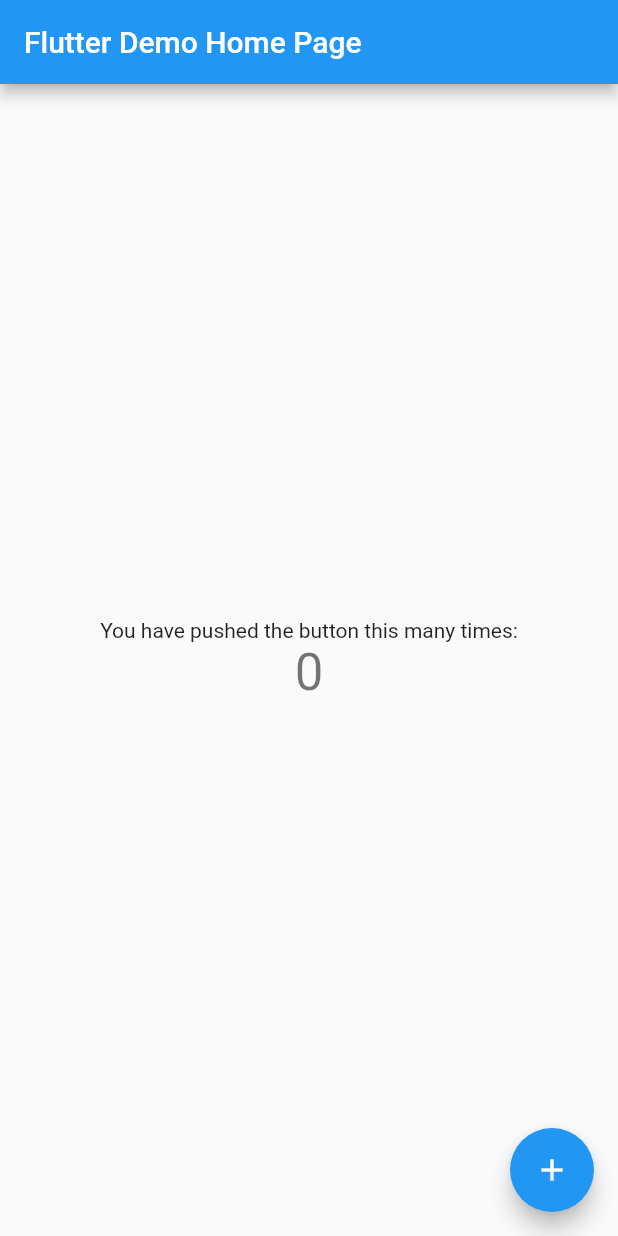
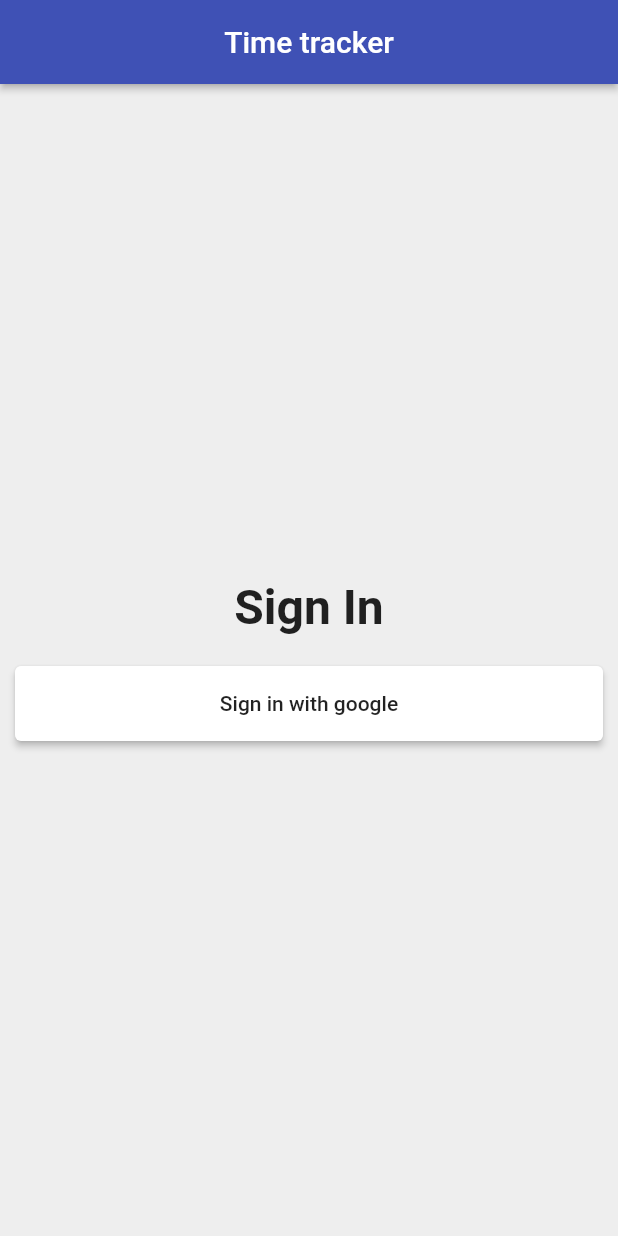
Before and after one commit to aynaitlamine/first_flutter_app, a Flutter app: the screen it shows after launch, on a phone screen of 412 x 824 dp. Run offline on Flutter 3.47's test engine with Material 2 defaults, Android fonts, the phone set to English and light mode, and no system bars.

Commit message:
Add sign in screen

```diff
--- a/lib/main.dart
+++ b/lib/main.dart
@@ -1,3 +1,4 @@
+import 'package:first_flutter_app/screens/signin_screen.dart';
 import 'package:flutter/material.dart';
 
 void main() {
@@ -7,109 +8,11 @@ void main() {
 class MyApp extends StatelessWidget {
   const MyApp({Key? key}) : super(key: key);
 
-  // This widget is the root of your application.
   @override
   Widget build(BuildContext context) {
     return MaterialApp(
-      title: 'Flutter Demo',
-      theme: ThemeData(
-        // This is the theme of your application.
-        //
-        // Try running your application with "flutter run". You'll see the
-        // application has a blue toolbar. Then, without quitting the app, try
-        // changing the primarySwatch below to Colors.green and then invoke
-        // "hot reload" (press "r" in the console where you ran "flutter run",
-        // or simply save your changes to "hot reload" in a Flutter IDE).
-        // Notice that the counter didn't reset back to zero; the application
-        // is not restarted.
-        primarySwatch: Colors.blue,
-      ),
-      home: const MyHomePage(title: 'Flutter Demo Home Page'),
-    );
+        title: 'Time tracker',
+        theme: ThemeData(primarySwatch: Colors.indigo),
+        home: const SignIn());
   }
 }
-
-class MyHomePage extends StatefulWidget {
-  const MyHomePage({Key? key, required this.title}) : super(key: key);
-
-  // This widget is the home page of your application. It is stateful, meaning
-  // that it has a State object (defined below) that contains fields that affect
-  // how it looks.
-
-  // This class is the configuration for the state. It holds the values (in this
-  // case the title) provided by the parent (in this case the App widget) and
-  // used by the build method of the State. Fields in a Widget subclass are
-  // always marked "final".
-
-  final String title;
-
-  @override
-  State<MyHomePage> createState() => _MyHomePageState();
-}
-
-class _MyHomePageState extends State<MyHomePage> {
-  int _counter = 0;
-
-  void _incrementCounter() {
-    setState(() {
-      // This call to setState tells the Flutter framework that something has
-      // changed in this State, which causes it to rerun the build method below
-      // so that the display can reflect the updated values. If we changed
-      // _counter without calling setState(), then the build method would not be
-      // called again, and so nothing would appear to happen.
-      _counter++;
-    });
-  }
-
-  @override
-  Widget build(BuildContext context) {
-    // This method is rerun every time setState is called, for instance as done
-    // by the _incrementCounter method above.
-    //
-    // The Flutter framework has been optimized to make rerunning build methods
-    // fast, so that you can just rebuild anything that needs updating rather
-    // than having to individually change instances of widgets.
-    return Scaffold(
-      appBar: AppBar(
-        // Here we take the value from the MyHomePage object that was created by
-        // the App.build method, and use it to set our appbar title.
-        title: Text(widget.title),
-      ),
-      body: Center(
-        // Center is a layout widget. It takes a single child and positions it
-        // in the middle of the parent.
-        child: Column(
-          // Column is also a layout widget. It takes a list of children and
-          // arranges them vertically. By default, it sizes itself to fit its
-          // children horizontally, and tries to be as tall as its parent.
-          //
-          // Invoke "debug painting" (press "p" in the console, choose the
-          // "Toggle Debug Paint" action from the Flutter Inspector in Android
-          // Studio, or the "Toggle Debug Paint" command in Visual Studio Code)
-          // to see the wireframe for each widget.
-          //
-          // Column has various properties to control how it sizes itself and
-          // how it positions its children. Here we use mainAxisAlignment to
-          // center the children vertically; the main axis here is the vertical
-          // axis because Columns are vertical (the cross axis would be
-          // horizontal).
-          mainAxisAlignment: MainAxisAlignment.center,
-          children: <Widget>[
-            const Text(
-              'You have pushed the button this many times:',
-            ),
-            Text(
-              '$_counter',
-              style: Theme.of(context).textTheme.headline4,
-            ),
-          ],
-        ),
-      ),
-      floatingActionButton: FloatingActionButton(
-        onPressed: _incrementCounter,
-        tooltip: 'Increment',
-        child: const Icon(Icons.add),
-      ), // This trailing comma makes auto-formatting nicer for build methods.
-    );
-  }
-}
--- /dev/null
+++ b/lib/screens/signin_screen.dart
@@ -0,0 +1,39 @@
+import 'package:first_flutter_app/widgets/signin_butoon.dart';
+import 'package:flutter/material.dart';
+
+class SignIn extends StatelessWidget {
+  const SignIn({Key? key}) : super(key: key);
+
+  @override
+  Widget build(BuildContext context) {
+    return Scaffold(
+      appBar: AppBar(
+        title: const Text('Time tracker'),
+        elevation: 2.0,
+        centerTitle: true,
+      ),
+      body: Container(
+        padding: const EdgeInsets.symmetric(horizontal: 10),
+        child: Column(
+          mainAxisAlignment: MainAxisAlignment.center,
+          crossAxisAlignment: CrossAxisAlignment.stretch,
+          children: <Widget>[
+            const Text(
+              'Sign In',
+              style: TextStyle(fontSize: 32.0, fontWeight: FontWeight.w600),
+              textAlign: TextAlign.center,
+            ),
+            const SizedBox(height: 20.0),
+            SignInButton(
+              onPressed: () {},
+              text: 'Sign in with google',
+              color: Colors.white,
+              textColor: Colors.black87,
+            ),
+          ],
+        ),
+      ),
+      backgroundColor: Colors.grey[200],
+    );
+  }
+}
--- /dev/null
+++ b/lib/widgets/signin_butoon.dart
@@ -0,0 +1,24 @@
+import 'package:first_flutter_app/widgets/custom_elevated_button.dart';
+import 'package:flutter/material.dart';
+
+class SignInButton extends CustomElevatedButton {
+  SignInButton(
+      {Key? key,
+      String? text,
+      Color? color,
+      Color? textColor,
+      double borderRadius = 4.0,
+      VoidCallback? onPressed})
+      : super(
+            key: key,
+            child: Text(
+              text ?? 'error',
+              style: TextStyle(color: textColor, fontSize: 14),
+            ),
+            onPressed: onPressed,
+            style: ElevatedButton.styleFrom(
+                primary: color,
+                shape: RoundedRectangleBorder(
+                    borderRadius:
+                        BorderRadius.all(Radius.circular(borderRadius)))));
+}
```
Also changed, not shown: lib/widgets/custom_elevated_button.dart (added, +20 -0 lines), 1 other file.
